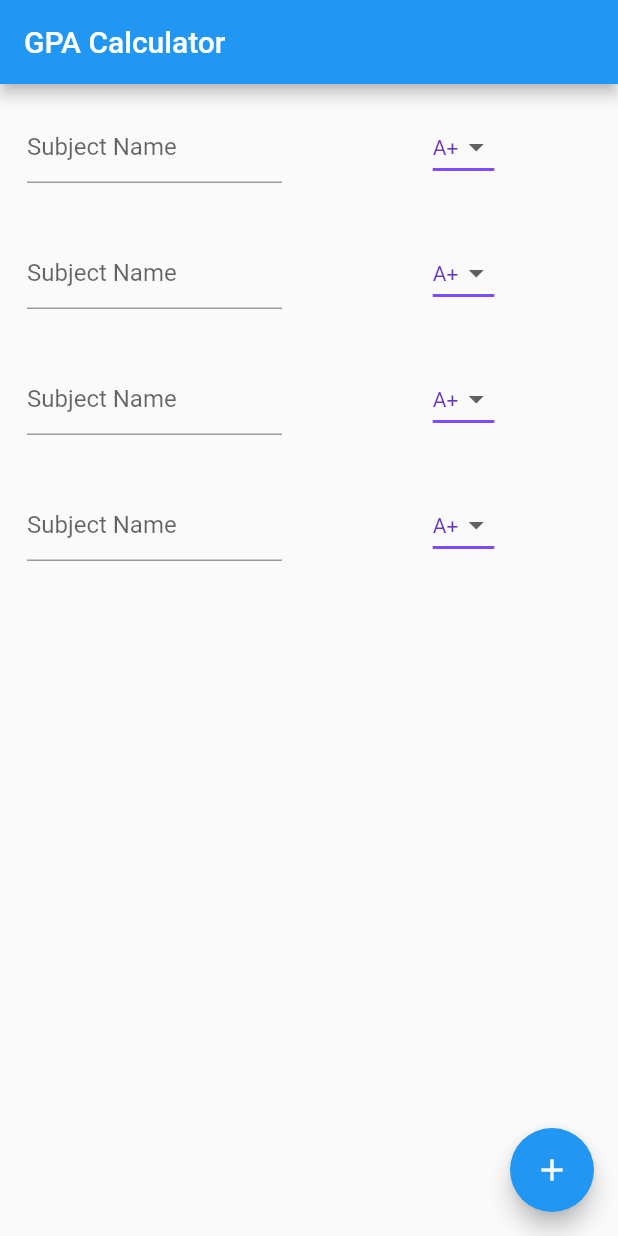
After one commit to AnushkaX/gpa_calculator, a Flutter app: the screen it shows after launch, after a tap on the "add" icon, on a phone screen of 412 x 824 dp. The commit adds this screen. Run offline on Flutter 3.47's test engine with Material 2 defaults, Android fonts, the phone set to English and light mode, and no system bars.

Commit message:
added few

```diff
--- /dev/null
+++ b/lib/widgets/overview.dart
@@ -0,0 +1,132 @@
+import 'package:flutter/material.dart';
+import 'package:gpa_calculator/widgets/dropdown.dart';
+
+class Overview extends StatefulWidget {
+  Overview({Key key, this.title}) : super(key: key);
+
+  final String title;
+
+  @override
+  _OverviewState createState() => _OverviewState();
+}
+
+class _OverviewState extends State<Overview> {
+  int _counter = 0;
+
+  List<Widget> _subjectFields = [
+    Row(
+      children: <Widget>[
+        Expanded(
+          child: Padding(
+            padding: EdgeInsets.all(18.0),
+            child: TextFormField(
+              decoration: InputDecoration(
+                hintText: 'Subject Name',
+                floatingLabelBehavior: FloatingLabelBehavior.always,
+              ),
+            ),
+          ),
+        ),
+        Expanded(
+            child: Padding(
+          padding: const EdgeInsets.all(8.0),
+          child: DropDown(),
+        )),
+      ],
+    ),
+    Row(
+      children: <Widget>[
+        Expanded(
+          child: Padding(
+            padding: EdgeInsets.all(18.0),
+            child: TextFormField(
+              decoration: InputDecoration(
+                hintText: 'Subject Name',
+                floatingLabelBehavior: FloatingLabelBehavior.always,
+              ),
+            ),
+          ),
+        ),
+        Expanded(
+            child: Padding(
+          padding: const EdgeInsets.all(8.0),
+          child: DropDown(),
+        )),
+      ],
+    ),
+    Row(
+      children: <Widget>[
+        Expanded(
+          child: Padding(
+            padding: EdgeInsets.all(18.0),
+            child: TextFormField(
+              decoration: InputDecoration(
+                hintText: 'Subject Name',
+                floatingLabelBehavior: FloatingLabelBehavior.always,
+              ),
+            ),
+          ),
+        ),
+        Expanded(
+            child: Padding(
+          padding: const EdgeInsets.all(8.0),
+          child: DropDown(),
+        )),
+      ],
+    ),
+  ];
+
+  void _incrementCounter() {
+    setState(() {
+      _counter++;
+    });
+  }
+
+  void addSubjectField() {
+    _subjectFields = List.from(_subjectFields)
+      ..add(
+        Row(
+          children: <Widget>[
+            Expanded(
+              child: Padding(
+                padding: EdgeInsets.all(18.0),
+                child: TextFormField(
+                  decoration: InputDecoration(
+                    hintText: 'Subject Name',
+                    floatingLabelBehavior: FloatingLabelBehavior.always,
+                  ),
+                ),
+              ),
+            ),
+            Expanded(
+                child: Padding(
+              padding: const EdgeInsets.all(8.0),
+              child: DropDown(),
+            )),
+          ],
+        ),
+      );
+    setState(() {});
+  }
+
+  @override
+  Widget build(BuildContext context) {
+    return Scaffold(
+      appBar: AppBar(
+        title: Text("GPA Calculator"),
+      ),
+      body: Stack(
+        children: <Widget>[
+          ListView(
+            children: _subjectFields,
+          ),
+        ],
+      ),
+      floatingActionButton: FloatingActionButton(
+        onPressed: addSubjectField,
+        tooltip: 'Add Field',
+        child: Icon(Icons.add),
+      ),
+    );
+  }
+}
```
Also changed, not shown: lib/main.dart (+2 -140 lines).
